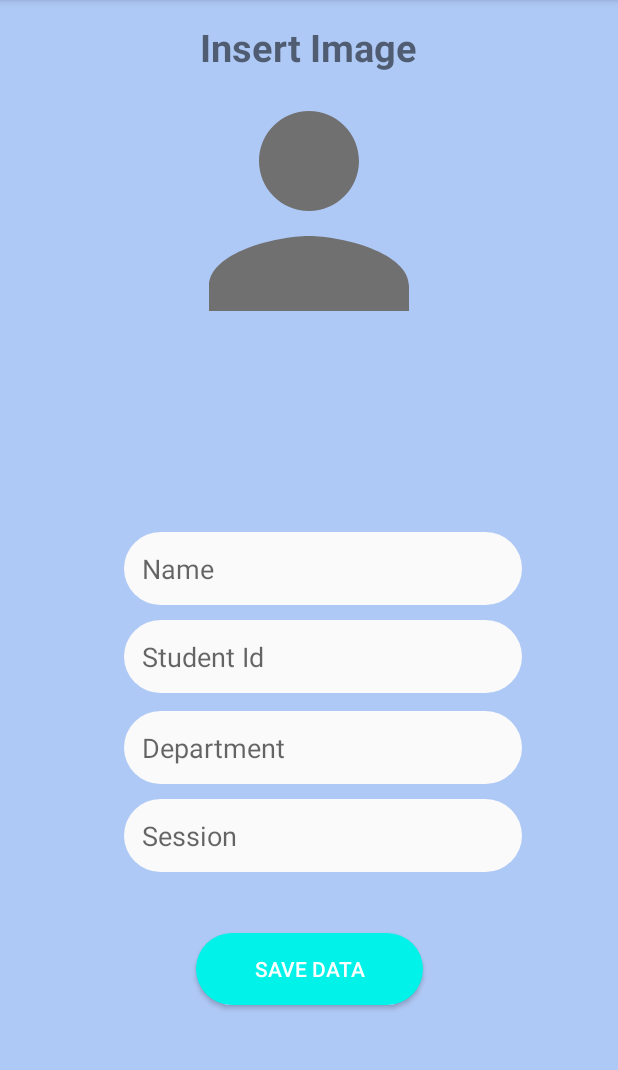
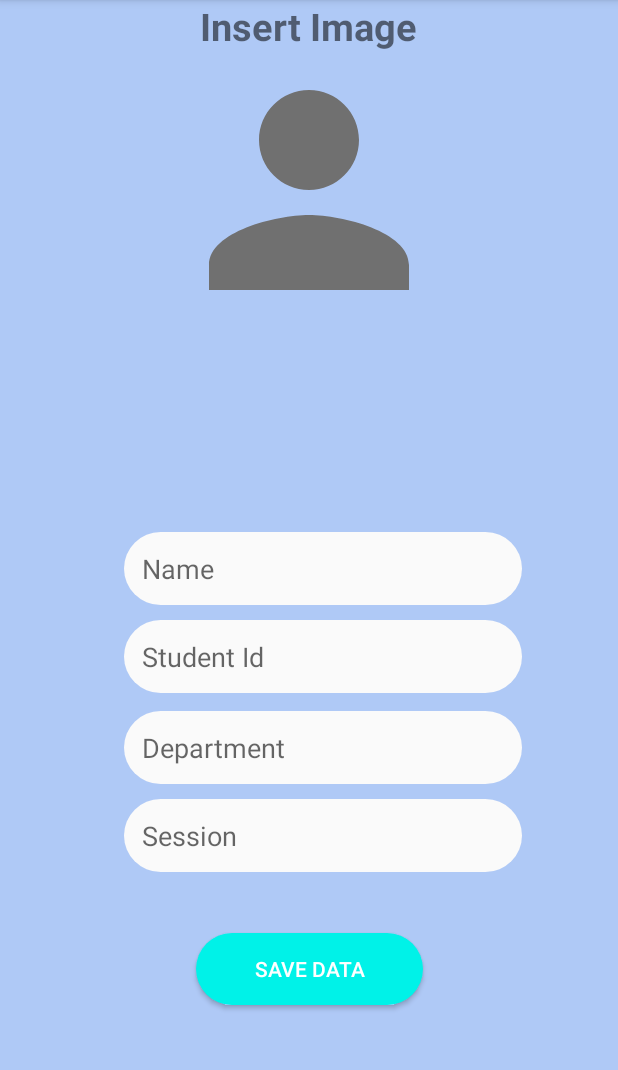
Before and after one commit to Rakibul39/Smart_College, an Android app: the screen it shows after launch once a user with an empty profile is signed in (EditProfilePage), in the side drawer, after a tap on "Edit Profile", on a phone screen of 412 x 824 dp, the part 84-1154 px from its top. Run offline under Robolectric (Android 15) with nearby library versions, the phone set to English and light mode, and no system bars; our stand-ins replace Firebase (no records; nobody signed in at launch, a user with empty details on screens opened directly); 3 statements that could not run were skipped.

Commit message:
updated on 22-05-19

```diff
--- a/app/src/main/java/com/example/smartcollege/Menu_Gnotice.java
+++ b/app/src/main/java/com/example/smartcollege/Menu_Gnotice.java
@@ -13,6 +13,8 @@ import android.support.annotation.Nullable;
 import android.support.v4.content.ContextCompat;
 import android.support.v7.app.AppCompatActivity;
 import android.os.Bundle;
+import android.view.Menu;
+import android.view.MenuItem;
 import android.view.View;
 import android.widget.Button;
 import android.widget.EditText;
@@ -23,6 +25,7 @@ import android.widget.Toast;
 import com.google.android.gms.tasks.OnFailureListener;
 import com.google.android.gms.tasks.OnSuccessListener;
 import com.google.android.gms.tasks.Task;
+import com.google.firebase.auth.FirebaseAuth;
 import com.google.firebase.database.DatabaseReference;
 import com.google.firebase.database.FirebaseDatabase;
 import com.google.firebase.storage.FirebaseStorage;
@@ -63,6 +66,7 @@ public class Menu_Gnotice extends AppCompatActivity implements View.OnClickListe
         findViewById(R.id.buttonUploadFile).setOnClickListener(this);
         findViewById(R.id.textViewUploads).setOnClickListener(this);
     }
+
 
     //this function will get the pdf from the storage
     private void getPDF() {
@@ -146,7 +150,7 @@ public class Menu_Gnotice extends AppCompatActivity implements View.OnClickListe
                 getPDF();
                 break;
             case R.id.textViewUploads:
-                //startActivity(new Intent(this, ViewUploadActivity.class));
+                startActivity(new Intent(this, View_PDF_Files.class));
                 break;
         }
     }
--- a/app/src/main/java/com/example/smartcollege/Navigation_Drawer.java
+++ b/app/src/main/java/com/example/smartcollege/Navigation_Drawer.java
@@ -191,7 +191,7 @@ public class Navigation_Drawer extends AppCompatActivity
     }
 
     public void openMenu2(){
-        Intent intent = new Intent(this, Menu_Gnotice.class);
+        Intent intent = new Intent(this, View_PDF_Files.class);
         startActivity(intent);
     }
     public void openMenu3(){
--- /dev/null
+++ b/app/src/main/java/com/example/smartcollege/View_PDF_Files.java
@@ -0,0 +1,120 @@
+package com.example.smartcollege;
+
+import android.content.Intent;
+import android.graphics.Color;
+import android.net.Uri;
+import android.support.v7.app.AppCompatActivity;
+import android.os.Bundle;
+import android.view.Menu;
+import android.view.MenuItem;
+import android.view.View;
+import android.view.ViewGroup;
+import android.widget.AdapterView;
+import android.widget.ArrayAdapter;
+import android.widget.ListView;
+import android.widget.TextView;
+
+import com.google.firebase.database.DataSnapshot;
+import com.google.firebase.database.DatabaseError;
+import com.google.firebase.database.DatabaseReference;
+import com.google.firebase.database.FirebaseDatabase;
+import com.google.firebase.database.ValueEventListener;
+
+import java.util.ArrayList;
+import java.util.List;
+
+public class View_PDF_Files extends AppCompatActivity {
+    ListView listView;
+    DatabaseReference mDatabaseReference;
+    List<Upload> uploadList;
+
+
+    @Override
+    protected void onCreate(Bundle savedInstanceState) {
+        super.onCreate(savedInstanceState);
+        setContentView(R.layout.activity_view__pdf__files);
+        listView = (ListView) findViewById(R.id.myListView);
+        uploadList = new ArrayList<>();
+
+        viewAllFiles();
+        listView.setOnItemClickListener(new AdapterView.OnItemClickListener() {
+            @Override
+            public void onItemClick(AdapterView<?> adapterView, View view, int i, long l) {
+                //getting the upload
+                Upload upload = uploadList.get(i);
+
+                //Opening the upload file in browser using the upload url
+                Intent intent = new Intent(Intent.ACTION_VIEW);
+                intent.setData(Uri.parse(upload.getUrl()));
+                startActivity(intent);
+            }
+        });
+    }
+
+    @Override
+    public boolean onCreateOptionsMenu(Menu menu) {
+        // Inflate the menu; this adds items to the action bar if it is present.
+        getMenuInflater().inflate(R.menu.gnotice_menu_bar, menu);
+        return true;
+    }
+
+    @Override
+    public boolean onOptionsItemSelected(MenuItem item) {
+        // Handle action bar item clicks here. The action bar will
+        // automatically handle clicks on the Home/Up button, so long
+        // as you specify a parent activity in AndroidManifest.xml.
+        int id = item.getItemId();
+
+        //noinspection SimplifiableIfStatement
+        if (id == R.id.action_add_notices) {
+            Intent intent = new Intent(this, Menu_Gnotice.class);
+            startActivity(intent);
+
+        }
+
+        return super.onOptionsItemSelected(item);
+    }
+
+        private void viewAllFiles(){
+            //getting the database reference
+            mDatabaseReference = FirebaseDatabase.getInstance().getReference("syncstate");
+
+            //retrieving upload data from firebase database
+            mDatabaseReference.addValueEventListener(new ValueEventListener() {
+                @Override
+                public void onDataChange(DataSnapshot dataSnapshot) {
+                    for (DataSnapshot postSnapshot : dataSnapshot.getChildren()) {
+                        Upload upload = postSnapshot.getValue(Upload.class);
+                        uploadList.add(upload);
+                    }
+
+                    String[] uploads = new String[uploadList.size()];
+
+                    for (int i = 0; i < uploads.length; i++) {
+                        uploads[i] = uploadList.get(i).getName();
+                    }
+
+                    //displaying it to list
+                    ArrayAdapter<String> adapter = new ArrayAdapter<String>(getApplicationContext(), android.R.layout.simple_list_item_1, uploads){
+
+                        @Override
+                        public View getView(int position, View convertView, ViewGroup parent) {
+                            View view = super.getView(position, convertView, parent);
+                            TextView myText = (TextView) view.findViewById(android.R.id.text1);
+                            myText.setTextColor(Color.BLACK);
+
+                            return view;
+                        }
+                    };
+                    listView.setAdapter(adapter);
+                }
+
+                @Override
+                public void onCancelled(DatabaseError databaseError) {
+
+                }
+            });
+
+        }
+
+}
--- a/app/src/main/res/layout/edit_profile_page.xml
+++ b/app/src/main/res/layout/edit_profile_page.xml
@@ -21,7 +21,6 @@
             android:layout_height="wrap_content"
             android:layout_alignParentTop="true"
             android:layout_centerHorizontal="true"
-            android:layout_marginTop="14dp"
             android:text="Insert Image"
             android:textSize="25sp"
             android:textStyle="bold"
--- a/app/src/main/res/layout/menu_gnotice.xml
+++ b/app/src/main/res/layout/menu_gnotice.xml
@@ -59,6 +59,7 @@
             android:layout_width="match_parent"
             android:layout_height="wrap_content"
             android:layout_marginBottom="20dp"
+            android:layout_marginHorizontal="20dp"
             android:background="@drawable/edit_text_style"
             android:text="No file selected"
             android:textAlignment="center"
@@ -68,11 +69,12 @@
             android:id="@+id/textViewUploads"
             android:layout_width="match_parent"
             android:layout_height="wrap_content"
+            android:layout_marginBottom="16dp"
+            android:background="@drawable/edit_text_style"
+            android:layout_marginHorizontal="20dp"
             android:padding="10dp"
             android:text="View Uploads"
             android:textAlignment="center"
-            android:layout_marginBottom="16dp"
-            android:background="@drawable/edit_text_style"
             android:textAppearance="@style/Base.TextAppearance.AppCompat.Large"
             android:textColor="@color/cyan_blue" />
 
--- /dev/null
+++ b/app/src/main/res/menu/gnotice_menu_bar.xml
@@ -0,0 +1,8 @@
+<?xml version="1.0" encoding="utf-8"?>
+<menu xmlns:android="http://schemas.android.com/apk/res/android"
+    xmlns:app="http://schemas.android.com/apk/res-auto">
+    <item
+        android:id="@+id/action_add_notices"
+        android:title="Add Notices"
+        app:showAsAction="never" />
+</menu>
```
Also changed, not shown: app/src/main/AndroidManifest.xml (+5 -3 lines), app/src/main/res/layout/activity_view__pdf__files.xml (added, +20 -0 lines), app/build.gradle (line endings or trailing spaces).
